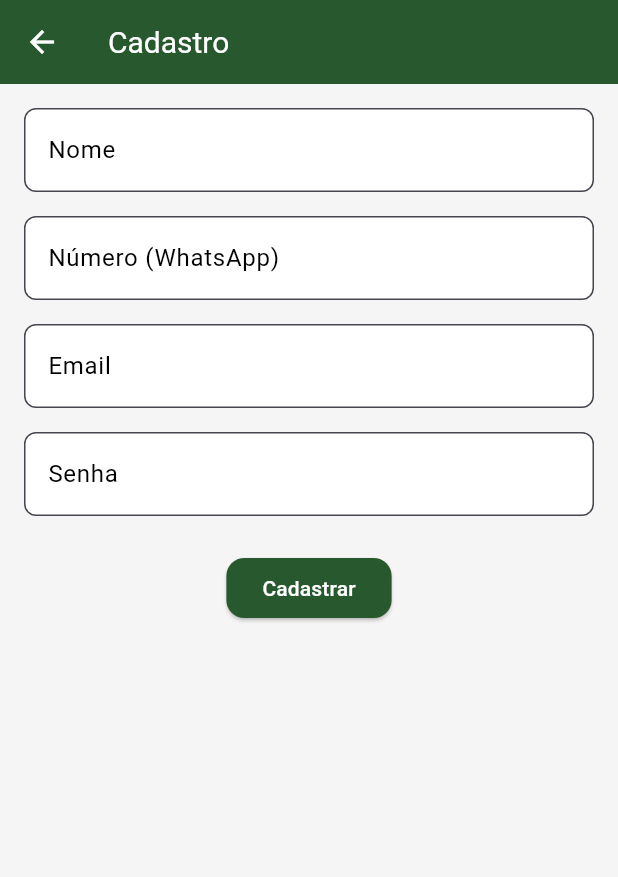
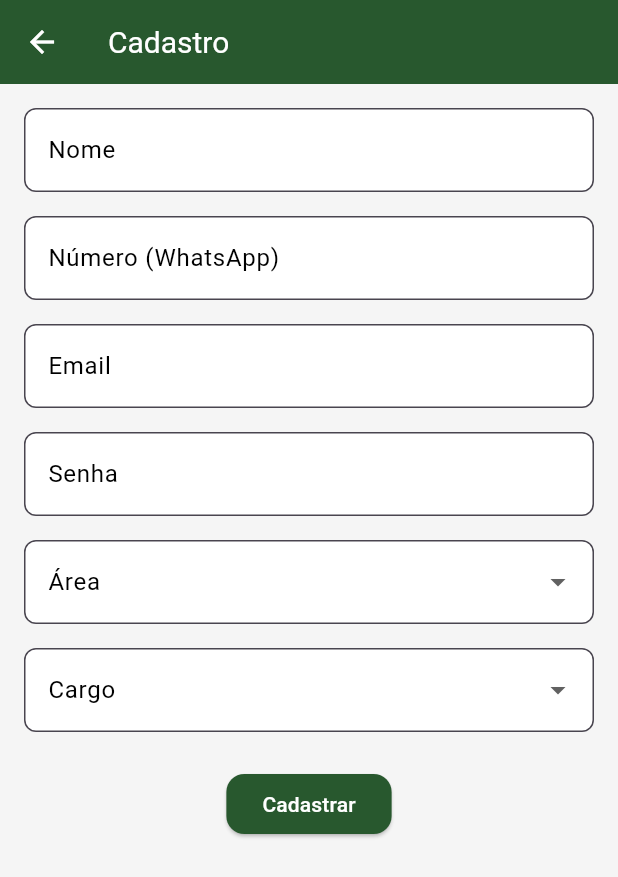
Before and after one commit to MorcegodeObra/Gestao_GFD-Back, a Flutter app: the CadastroPage screen opened by its route, on a phone screen of 412 x 824 dp. Shown: the top 877 px of the screen. Run offline on Flutter 3.47's test engine with Material 3 defaults, Android fonts, the phone set to English and light mode, and no system bars; our stand-ins replace dio, drift, shared_preferences; accounts and stored records are empty.

```diff
--- a/frontend/lib/core/modular_form.dart
+++ b/frontend/lib/core/modular_form.dart
@@ -1,5 +1,4 @@
 import 'package:flutter/material.dart';
-import 'package:intl/intl.dart';
 import '../presentation/widgets/dropdown_padrao.dart';
 import '../utils/forms_utils.dart';
 
--- a/frontend/lib/presentation/pages/cadastro.dart
+++ b/frontend/lib/presentation/pages/cadastro.dart
@@ -15,6 +15,10 @@ class _CadastroPageState extends State<CadastroPage> {
   final TextEditingController numeroController = TextEditingController();
   final TextEditingController emailController = TextEditingController();
   final TextEditingController senhaController = TextEditingController();
+  final List<String> areas = ["AREA 1", "AREA 2", "AREA 3", "AREA 4", "AREA 5"];
+  final List<String> cargos = ["ENGENHEIRO", "TÉCNICO", "COORDENADOR"];
+  String? areaSelecionada;
+  String? cargoSelecionado;
 
   bool isLoading = false;
 
@@ -27,6 +31,8 @@ class _CadastroPageState extends State<CadastroPage> {
         'userNumber': numeroController.text.trim(),
         'userEmail': emailController.text.trim(),
         'password': senhaController.text.trim(),
+        'area': areaSelecionada,
+        'cargo': cargoSelecionado,
       });
 
       showDialog(
@@ -94,6 +100,35 @@ class _CadastroPageState extends State<CadastroPage> {
               decoration: const InputDecoration(labelText: 'Senha'),
               obscureText: true,
             ),
+            const SizedBox(height: 16),
+            DropdownButtonFormField<String>(
+              decoration: const InputDecoration(labelText: 'Área'),
+              value: areaSelecionada,
+              items: areas.map((area) {
+                return DropdownMenuItem<String>(value: area, child: Text(area));
+              }).toList(),
+              onChanged: (valor) {
+                setState(() {
+                  areaSelecionada = valor;
+                });
+              },
+            ),
+            const SizedBox(height: 16),
+            DropdownButtonFormField<String>(
+              decoration: const InputDecoration(labelText: 'Cargo'),
+              value: cargoSelecionado,
+              items: cargos.map((cargo) {
+                return DropdownMenuItem<String>(
+                  value: cargo,
+                  child: Text(cargo),
+                );
+              }).toList(),
+              onChanged: (valor) {
+                setState(() {
+                  cargoSelecionado = valor;
+                });
+              },
+            ),
             const SizedBox(height: 24),
             ElevatedButton(
               onPressed: isLoading ? null : cadastrar,
```
Also changed, not shown: 2 other files.
